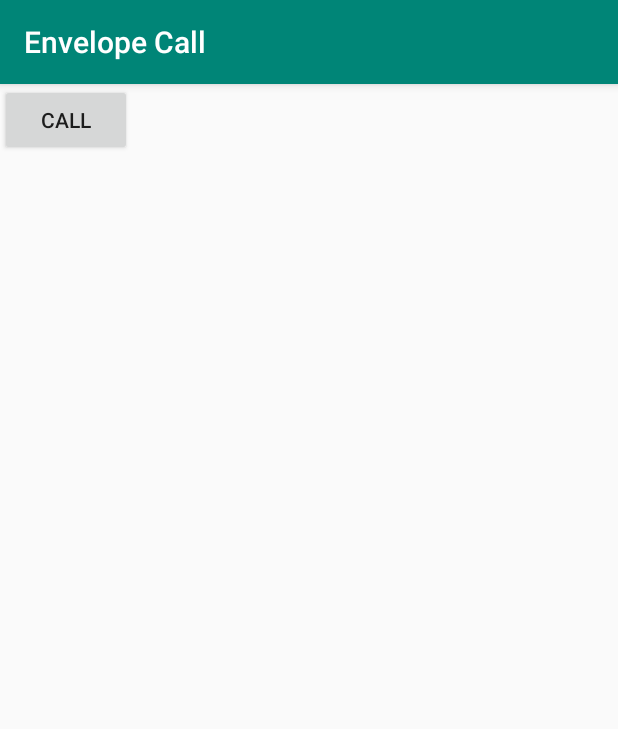
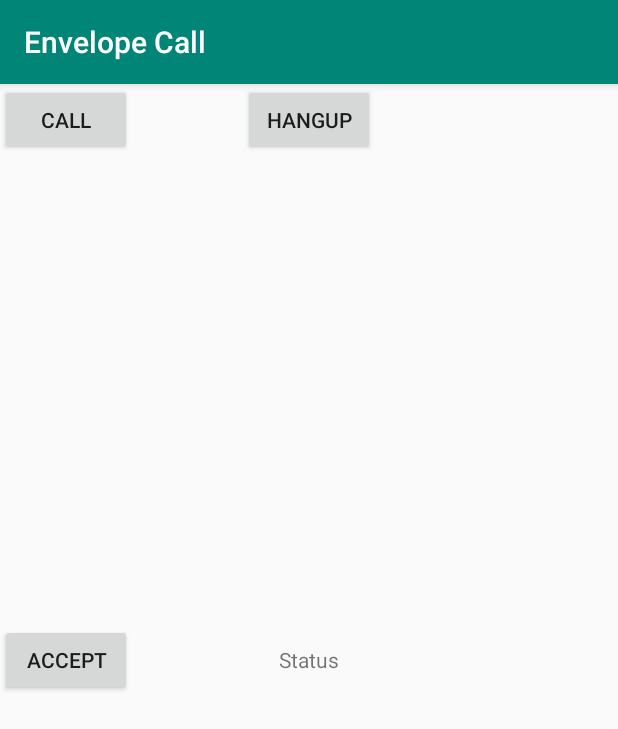
Before and after one commit to specialprojects-experiments/envelope, an Android app: the screen it shows after launch (MainActivity), after a tap on "CALL", on a phone screen of 412 x 824 dp. Shown: the top 729 px of the screen. Run offline under Robolectric (Android 15) with nearby library versions, the phone set to English and light mode, and no system bars; our stand-ins replace Timber.

Commit message:
Simplify use of caller.

```diff
--- a/app/src/main/java/com/specialprojects/experiments/envelopecall/EnvelopeCallApp.kt
+++ b/app/src/main/java/com/specialprojects/experiments/envelopecall/EnvelopeCallApp.kt
@@ -1,9 +1,15 @@
 package com.specialprojects.experiments.envelopecall
 
 import android.app.Application
+import android.telecom.Call
+import androidx.lifecycle.LiveData
+import androidx.lifecycle.MutableLiveData
 import timber.log.Timber
 
 class EnvelopeCallApp: Application() {
+    val newCall = MutableLiveData<Call>()
+    val callState = MutableLiveData<Int>()
+
     override fun onCreate() {
         super.onCreate()
 
--- a/app/src/main/java/com/specialprojects/experiments/envelopecall/MainActivity.kt
+++ b/app/src/main/java/com/specialprojects/experiments/envelopecall/MainActivity.kt
@@ -1,134 +1,41 @@
 package com.specialprojects.experiments.envelopecall
 
-import android.Manifest
-import android.app.Activity
-import android.app.role.RoleManager
-import android.content.ComponentName
-import android.content.Context
 import android.content.Intent
-import android.content.pm.PackageManager
-import android.net.Uri
-import android.os.Build
 import android.os.Bundle
-import android.telecom.PhoneAccount
-import android.telecom.PhoneAccountHandle
-import android.telecom.TelecomManager
+import android.telecom.VideoProfile
 import android.widget.Button
+import android.widget.TextView
 import androidx.appcompat.app.AppCompatActivity
-import androidx.core.app.ActivityCompat
-import timber.log.Timber
+import androidx.core.net.toUri
+import androidx.lifecycle.Observer
 
 
 class MainActivity : AppCompatActivity() {
-
-    val PERMISSION_ALL = 1
-
-    private val PERMISSIONS =
-        arrayOf(Manifest.permission.RECORD_AUDIO, Manifest.permission.CALL_PHONE)
-
-    private var telecomManager: TelecomManager? = null
-    private var handle: PhoneAccountHandle? = null
-    private var phoneAccount: PhoneAccount? = null
-
     override fun onCreate(savedInstanceState: Bundle?) {
         super.onCreate(savedInstanceState)
         setContentView(R.layout.activity_main)
 
+        val status = findViewById<TextView>(R.id.textView)
+
         findViewById<Button>(R.id.button).setOnClickListener {
-            makeCall("914432344")
+            val uri = "tel:9144323432".toUri()
+            startActivity(Intent(Intent.ACTION_CALL, uri))
         }
 
-        setupPhoneAccount()
-
-        if (!hasPermissions(this, PERMISSIONS.toList())) {
-            ActivityCompat.requestPermissions(this, PERMISSIONS, PERMISSION_ALL)
+        findViewById<Button>(R.id.hangup).setOnClickListener {
+            (applicationContext as EnvelopeCallApp).newCall.value?.disconnect()
         }
 
-        requestRole()
-    }
+        findViewById<Button>(R.id.accept).setOnClickListener {
+            (applicationContext as EnvelopeCallApp).newCall.value?.answer(VideoProfile.STATE_AUDIO_ONLY)
+        }
 
-    private val REQUEST_ID = 1
+        (applicationContext as EnvelopeCallApp).newCall.observe(this, Observer {
+            status.text = it.state.asString()
+        })
 
-    fun requestRole() {
-        val roleManager =
-            getSystemService(Context.ROLE_SERVICE) as RoleManager
-        val intent = roleManager.createRequestRoleIntent(RoleManager.ROLE_DIALER)
-        startActivityForResult(intent, REQUEST_ID)
-    }
-
-    override fun onActivityResult(requestCode: Int, resultCode: Int, data: Intent?) {
-        if (requestCode == REQUEST_ID) {
-            if (resultCode == Activity.RESULT_OK) { // Your app is now the default dialer app
-            } else { // Your app is not the default dialer app
-            }
-        }
-    }
-
-    private fun makeCall(to: String) {
-        Timber.d("makeCall")
-        val uri = Uri.fromParts(PhoneAccount.SCHEME_TEL, to, null)
-
-        val callInfoBundle = Bundle()
-        callInfoBundle.putString(CALLEE, to)
-        val callInfo = Bundle()
-        callInfo.putParcelable(TelecomManager.EXTRA_OUTGOING_CALL_EXTRAS, callInfoBundle)
-        callInfo.putParcelable(TelecomManager.EXTRA_PHONE_ACCOUNT_HANDLE, handle)
-        callInfo.putBoolean(TelecomManager.EXTRA_START_CALL_WITH_VIDEO_STATE, false)
-        if (ActivityCompat.checkSelfPermission(
-                this,
-                Manifest.permission.CALL_PHONE
-            ) != PackageManager.PERMISSION_GRANTED
-        ) {
-            return
-        }
-        telecomManager!!.placeCall(uri, callInfo)
-    }
-
-    /*
-    private fun endCall() {
-        Timber.d( "endCall")
-        val conn = VoiceConnectionService.getConnection()
-        if (conn == null) {
-            Toast.makeText(this, "No call exists for you to end", Toast.LENGTH_LONG)
-                .show()
-        } else {
-            val cause = DisconnectCause(DisconnectCause.LOCAL)
-            conn.setDisconnected(cause)
-            conn.destroy()
-            VoiceConnectionService.deinitConnection()
-        }
-    }*/
-
-    fun hasPermissions(
-        context: Context,
-        permissions: List<String>
-    ): Boolean {
-        if (Build.VERSION.SDK_INT >= Build.VERSION_CODES.M) {
-            for (permission in permissions) {
-                if (ActivityCompat.checkSelfPermission(
-                        context,
-                        permission
-                    ) != PackageManager.PERMISSION_GRANTED
-                ) {
-                    return false
-                }
-            }
-        }
-        return true
-    }
-
-    private fun setupPhoneAccount() {
-        val appName = this.getString(R.string.app_name)
-        handle = PhoneAccountHandle(
-            ComponentName(
-                this.applicationContext,
-                VoiceConnectionService::class.java
-            ), appName
-        )
-        telecomManager = getSystemService(Context.TELECOM_SERVICE) as TelecomManager
-        phoneAccount = PhoneAccount.Builder(handle, appName)
-            .setCapabilities(PhoneAccount.CAPABILITY_CALL_PROVIDER)
-            .build()
-        telecomManager?.registerPhoneAccount(phoneAccount)
+        (applicationContext as EnvelopeCallApp).callState.observe(this, Observer {
+            status.text = it.asString()
+        })
     }
 }
--- a/app/src/main/res/layout/activity_main.xml
+++ b/app/src/main/res/layout/activity_main.xml
@@ -12,4 +12,25 @@
         android:layout_height="wrap_content"
         android:text="Call" />
 
+    <TextView
+        android:id="@+id/textView"
+        android:layout_gravity="center"
+        android:layout_width="wrap_content"
+        android:layout_height="wrap_content"
+        android:text="Status" />
+
+    <Button
+        android:id="@+id/hangup"
+        android:layout_gravity="center_horizontal"
+        android:layout_width="wrap_content"
+        android:layout_height="wrap_content"
+        android:text="Hangup" />
+
+    <Button
+        android:id="@+id/accept"
+        android:layout_gravity="center_vertical"
+        android:layout_width="wrap_content"
+        android:layout_height="wrap_content"
+        android:text="Accept" />
+
 </FrameLayout>
```
Also changed, not shown: app/src/main/AndroidManifest.xml (+15 -13 lines), app/src/main/java/com/specialprojects/experiments/envelopecall/CallService.kt (+21 -0 lines), app/src/main/java/com/specialprojects/experiments/envelopecall/CallState.kt (added, +20 -0 lines).
